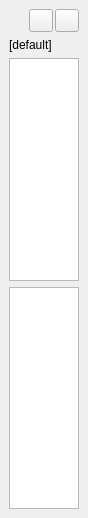
Above: src/gui/stylepalette.ui from tikzit/tikzit before the change. Below: the same form after it.
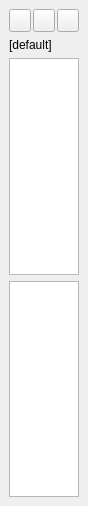
That is the form after the change. Icons and pictures are not drawn.

What changed in the file:
```diff
--- a/src/gui/stylepalette.ui
+++ b/src/gui/stylepalette.ui
@@ -7,11 +7,11 @@
     <x>0</x>
     <y>0</y>
     <width>88</width>
-    <height>518</height>
+    <height>506</height>
    </rect>
   </property>
   <property name="sizePolicy">
-   <sizepolicy hsizetype="Minimum" vsizetype="Preferred">
+   <sizepolicy hsizetype="Fixed" vsizetype="Preferred">
     <horstretch>0</horstretch>
     <verstretch>0</verstretch>
    </sizepolicy>
@@ -71,6 +71,20 @@
         </property>
        </widget>
       </item>
+      <item>
+       <widget class="QToolButton" name="buttonEditTikzstyles">
+        <property name="toolTip">
+         <string>New Project</string>
+        </property>
+        <property name="text">
+         <string/>
+        </property>
+        <property name="icon">
+         <iconset resource="../../tikzit.qrc">
+          <normaloff>:/images/document-new.svg</normaloff>:/images/document-new.svg</iconset>
+        </property>
+       </widget>
+      </item>
       <item>
        <widget class="QToolButton" name="buttonRefreshTikzstyles">
         <property name="text">
```
